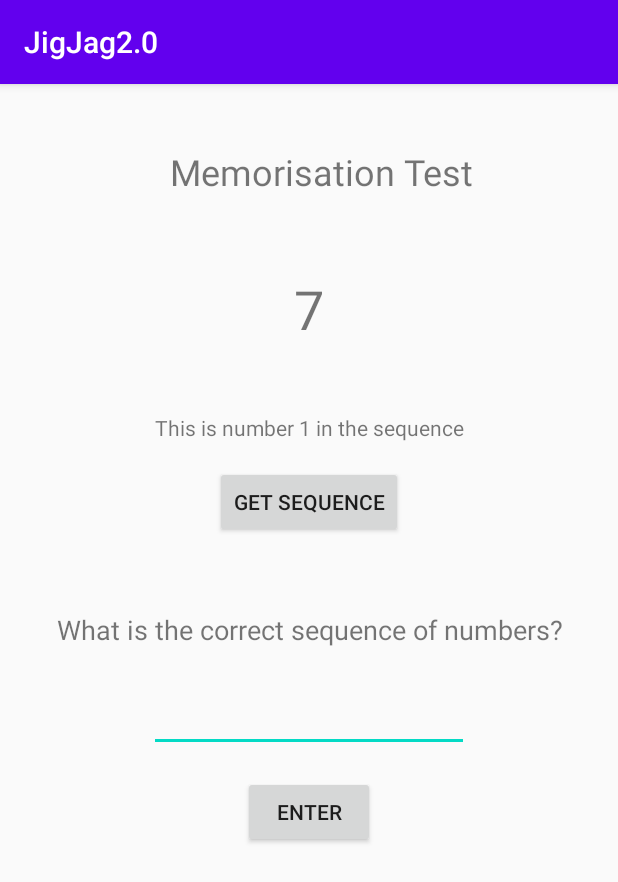
After one commit to brengar123/JigJag2.0, an Android app: the GameFiveFragment screen opened directly, with no data from a screen before it, on a phone screen of 412 x 824 dp. The commit adds this screen. Shown: the top 882 px of the screen. Run offline under Robolectric (Android 15) with nearby library versions, the light colour scheme and no system bars.

Commit message:
added new game

```diff
--- a/app/src/main/AndroidManifest.xml
+++ b/app/src/main/AndroidManifest.xml
@@ -17,6 +17,7 @@
         <activity android:name=".GameTwoFragment" />
         <activity android:name=".GameThreeFragment" />
         <activity android:name=".GameFourFragment" />
+        <activity android:name=".GameFiveFragment" />
         <activity android:name=".EasterEgg" />
         <activity android:name=".MainActivity">
             <intent-filter>
--- a/app/src/main/java/com/example/jigjag20/DetailActivity.java
+++ b/app/src/main/java/com/example/jigjag20/DetailActivity.java
@@ -53,6 +53,10 @@ public class DetailActivity extends AppCompatActivity {
         Intent intent = new Intent(this, GameFourFragment.class);
         startActivity(intent);
     }
+    private void launchgamefive(){
+        Intent intent = new Intent(this, GameFiveFragment.class);
+        startActivity(intent);
+    }
     private void launcheasteregg(){
         Intent intent = new Intent(this, EasterEgg.class);
         startActivity(intent);
@@ -64,7 +68,8 @@ public class DetailActivity extends AppCompatActivity {
             case 1: launchgametwo(); break;
             case 2: launchgamethree(); break;
             case 3: launchgamefour(); break;
-            case 4: launcheasteregg(); break;
+            case 4: launchgamefive(); break;
+            case 5: launcheasteregg(); break;
         }
     }
 }
--- /dev/null
+++ b/app/src/main/java/com/example/jigjag20/GameFiveFragment.java
@@ -0,0 +1,118 @@
+package com.example.jigjag20;
+
+import androidx.appcompat.app.AppCompatActivity;
+
+import android.os.Bundle;
+import android.os.Handler;
+import android.util.Log;
+import android.view.View;
+import android.widget.Button;
+import android.widget.EditText;
+import android.widget.TextView;
+import java.util.ArrayList;
+
+public class GameFiveFragment extends AppCompatActivity {
+    public TextView mRandomN;
+    public EditText mSequence;
+    public Button mButton;
+    public int mInterval = 2000;
+    public int counter = 0;
+    public Handler mHandler;
+    public Button mEnter;
+    public ArrayList<Integer> random = new ArrayList<>();
+    public TextView message;
+    public TextView info;
+
+    @Override
+    protected void onCreate(Bundle savedInstanceState) {
+        super.onCreate(savedInstanceState);
+        setContentView(R.layout.gamefive);
+        //declare XML elements
+        mRandomN = findViewById(R.id.randomN);
+        mSequence = findViewById(R.id.sequence);
+        mButton = findViewById(R.id.button);
+        mEnter = findViewById(R.id.G4Enter);
+        message = findViewById(R.id.G4Message);
+        info = findViewById(R.id.G4Counter);
+        random = generateNumber();
+        String solution = String.valueOf(random.get(0)) + String.valueOf(random.get(1)) + String.valueOf(random.get(2)) + String.valueOf(random.get(3)) + String.valueOf(random.get(4)) + String.valueOf(random.get(5)) + String.valueOf(random.get(6)) + String.valueOf(random.get(7)) + String.valueOf(random.get(8)) + String.valueOf(random.get(9)) + String.valueOf(random.get(10));
+        mRandomN.setText((String.valueOf(random.get(0))));
+        info.setText("This is number 1 in the sequence");
+        //Set OnClickListener to refresh number
+        mButton.setOnClickListener(new View.OnClickListener() {
+            @Override
+            public void onClick(View v) {
+                mHandler = new Handler();
+                startRepeatingTask();
+            }
+        });
+        mEnter.setOnClickListener(new View.OnClickListener() {
+            @Override
+            public void onClick(View v) {
+                String userinput = mSequence.getText().toString();
+                if(userinput.equals(solution)){
+                    message.setText("Correct!");
+                    random = generateNumber();
+                    mRandomN.setText(String.valueOf(random));
+                }
+                else{
+                    message.setText("Incorrect! The sequence was " + solution);
+                }
+            }
+        });
+    }
+
+    @Override
+    public void onDestroy() {
+        super.onDestroy();
+        stopRepeatingTask();
+    }
+
+    Runnable mStatusChecker = new Runnable() {
+        int times = 0;
+
+        @Override
+        public void run() {
+            if (times < 10) {
+                try {
+                    updateStatus(); //this function can change value of mInterval.
+                    times++;
+                } finally {
+                    // 100% guarantee that this always happens, even if
+                    // your update method throws an exception
+                    mHandler.postDelayed(mStatusChecker, mInterval);
+                }
+            } else {
+                stopRepeatingTask();
+            }
+        }
+    };
+
+    private void updateStatus() {
+        if (counter <= random.size()) {
+            counter++;
+            mRandomN.setText(String.valueOf(random.get(counter)));
+            info.setText("This is number " + (counter+1) + " in the sequence");
+        }
+        else {
+            counter = 0;
+        }
+    }
+
+    void startRepeatingTask() {
+        mStatusChecker.run();
+    }
+
+    void stopRepeatingTask() {
+        mHandler.removeCallbacks(mStatusChecker);
+    }
+
+    public static ArrayList<Integer> generateNumber(){
+        ArrayList<Integer> generateNumber = new ArrayList<>();
+        for (int i = 0; i<11; i++){
+            generateNumber.add(new Integer((int)(Math.random() * ((9 - 0) + 1)) + 0));
+        }
+        return generateNumber;
+
+    }
+}
--- /dev/null
+++ b/app/src/main/res/layout/gamefive.xml
@@ -0,0 +1,98 @@
+<?xml version="1.0" encoding="utf-8"?>
+<androidx.constraintlayout.widget.ConstraintLayout xmlns:android="http://schemas.android.com/apk/res/android"
+    xmlns:app="http://schemas.android.com/apk/res-auto"
+    xmlns:tools="http://schemas.android.com/tools"
+    android:layout_width="match_parent"
+    android:layout_height="match_parent"
+    tools:context=".MainActivity">
+
+    <TextView
+        android:id="@+id/mTest"
+        android:layout_width="428dp"
+        android:layout_height="85dp"
+        android:layout_marginTop="16dp"
+        android:gravity="center"
+        android:text="Memorisation Test"
+        android:textSize="24sp"
+        app:layout_constraintEnd_toEndOf="parent"
+        app:layout_constraintHorizontal_bias="0.0"
+        app:layout_constraintStart_toStartOf="parent"
+        app:layout_constraintTop_toTopOf="parent" />
+
+    <TextView
+        android:id="@+id/randomN"
+        android:layout_width="wrap_content"
+        android:layout_height="wrap_content"
+        android:layout_marginTop="24dp"
+        android:textSize="36sp"
+        app:layout_constraintEnd_toEndOf="parent"
+        app:layout_constraintStart_toStartOf="parent"
+        app:layout_constraintTop_toBottomOf="@+id/mTest" />
+
+    <TextView
+        android:id="@+id/mQuestion"
+        android:layout_width="wrap_content"
+        android:layout_height="wrap_content"
+        android:layout_marginStart="71dp"
+        android:layout_marginLeft="71dp"
+        android:layout_marginTop="250dp"
+        android:layout_marginEnd="72dp"
+        android:layout_marginRight="72dp"
+        android:text="What is the correct sequence of numbers?"
+        android:textSize="18sp"
+        app:layout_constraintEnd_toEndOf="parent"
+        app:layout_constraintHorizontal_bias="0.492"
+        app:layout_constraintStart_toStartOf="parent"
+        app:layout_constraintTop_toBottomOf="@+id/mTest" />
+
+    <EditText
+        android:id="@+id/sequence"
+        android:layout_width="wrap_content"
+        android:layout_height="wrap_content"
+        android:layout_marginTop="24dp"
+        android:ems="10"
+        android:inputType="number"
+        app:layout_constraintEnd_toEndOf="parent"
+        app:layout_constraintStart_toStartOf="parent"
+        app:layout_constraintTop_toBottomOf="@+id/mQuestion" />
+
+    <Button
+        android:id="@+id/button"
+        android:layout_width="wrap_content"
+        android:layout_height="wrap_content"
+        android:layout_marginTop="32dp"
+        android:text="Get Sequence"
+        app:layout_constraintBottom_toTopOf="@+id/mQuestion"
+        app:layout_constraintEnd_toEndOf="parent"
+        app:layout_constraintStart_toStartOf="parent"
+        app:layout_constraintTop_toBottomOf="@+id/randomN" />
+
+    <Button
+        android:id="@+id/G4Enter"
+        android:layout_width="wrap_content"
+        android:layout_height="wrap_content"
+        android:layout_marginTop="16dp"
+        android:text="Enter"
+        app:layout_constraintEnd_toEndOf="@+id/sequence"
+        app:layout_constraintStart_toStartOf="@+id/sequence"
+        app:layout_constraintTop_toBottomOf="@+id/sequence" />
+
+    <TextView
+        android:id="@+id/G4Message"
+        android:layout_width="wrap_content"
+        android:layout_height="wrap_content"
+        android:layout_marginTop="16dp"
+        app:layout_constraintEnd_toEndOf="@+id/G4Enter"
+        app:layout_constraintStart_toStartOf="@+id/G4Enter"
+        app:layout_constraintTop_toBottomOf="@+id/G4Enter" />
+
+    <TextView
+        android:id="@+id/G4Counter"
+        android:layout_width="wrap_content"
+        android:layout_height="wrap_content"
+        android:layout_marginBottom="16dp"
+        app:layout_constraintBottom_toTopOf="@+id/button"
+        app:layout_constraintEnd_toEndOf="@+id/randomN"
+        app:layout_constraintStart_toStartOf="@+id/randomN" />
+
+</androidx.constraintlayout.widget.ConstraintLayout>
```
